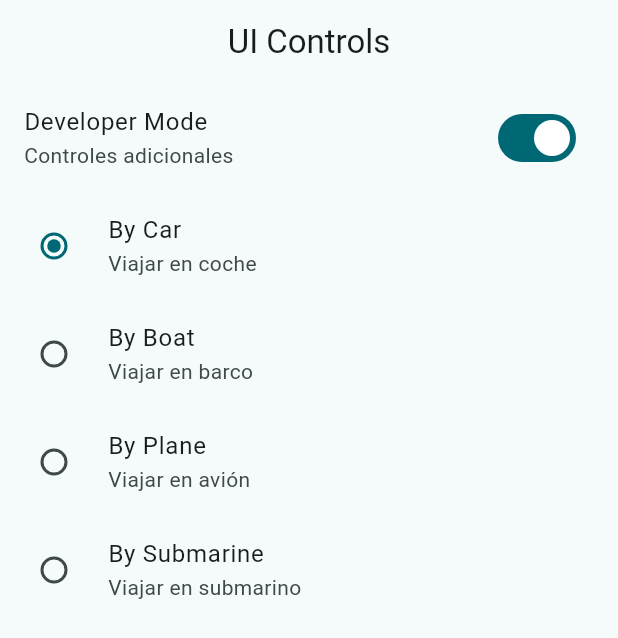
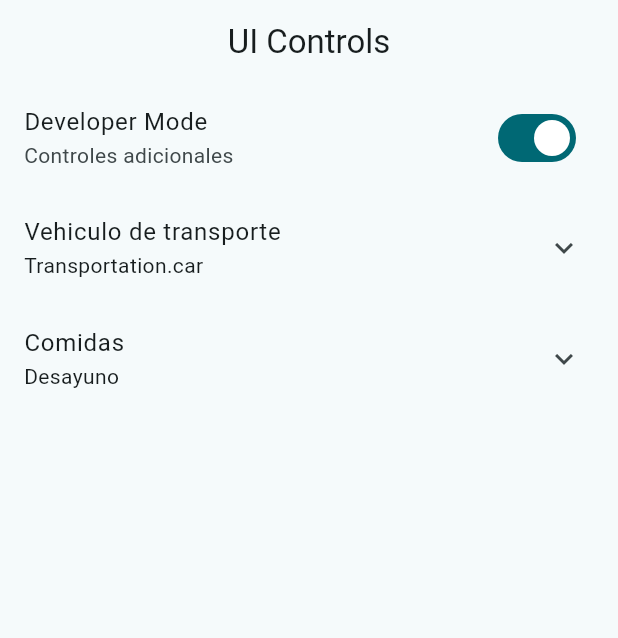
Before and after one commit to AJMG-95/widgets_app, a Flutter app: the UiControlsScreens screen opened by its route, on a phone screen of 412 x 824 dp. Shown: the top 638 px of the screen. Run offline on Flutter 3.47's test engine with Material 3 defaults, Android fonts, the phone set to English and light mode, and no system bars; our stand-ins replace go_router.

Commit message:
feat(ui_controls): ExpansionTile && CheckboxListTile

```diff
--- a/lib/presentation/screens/ui_controls/ui_controls_screens.dart
+++ b/lib/presentation/screens/ui_controls/ui_controls_screens.dart
@@ -28,6 +28,10 @@ enum Transportation { car, plane, boat, submarine }
 class _UiControlsViewState extends State<_UiControlsView> {
   bool isDeveloper = true;
   Transportation selectedTransportation = Transportation.car;
+  bool wantsBreakfast = true;
+  bool wantsLunch = false;
+  bool wantsDinner = false;
+
   @override
   Widget build(BuildContext context) {
     return ListView(
@@ -42,6 +46,11 @@ class _UiControlsViewState extends State<_UiControlsView> {
             onChanged: (value) => setState(() {
                   isDeveloper = !isDeveloper;
                 })),
+
+        ExpansionTile(
+          title: const Text('Vehiculo de transporte'),
+          subtitle: Text('$selectedTransportation'),
+          children: [
             RadioListTile(
                 title: const Text('By Car'),
                 subtitle: const Text('Viajar en coche'),
@@ -49,8 +58,7 @@ class _UiControlsViewState extends State<_UiControlsView> {
                 groupValue: selectedTransportation,
                 onChanged: (value) => setState(() {
                       selectedTransportation = Transportation.car;
-          })
-        ),
+                    })),
             RadioListTile(
                 title: const Text('By Boat'),
                 subtitle: const Text('Viajar en barco'),
@@ -58,8 +66,7 @@ class _UiControlsViewState extends State<_UiControlsView> {
                 groupValue: selectedTransportation,
                 onChanged: (value) => setState(() {
                       selectedTransportation = Transportation.boat;
-          })
-        ),
+                    })),
             RadioListTile(
                 title: const Text('By Plane'),
                 subtitle: const Text('Viajar en avión'),
@@ -67,8 +74,7 @@ class _UiControlsViewState extends State<_UiControlsView> {
                 groupValue: selectedTransportation,
                 onChanged: (value) => setState(() {
                       selectedTransportation = Transportation.plane;
-          })
-        ),
+                    })),
             RadioListTile(
                 title: const Text('By Submarine'),
                 subtitle: const Text('Viajar en submarino'),
@@ -76,7 +82,37 @@ class _UiControlsViewState extends State<_UiControlsView> {
                 groupValue: selectedTransportation,
                 onChanged: (value) => setState(() {
                       selectedTransportation = Transportation.submarine;
-          })
+                    }))
+          ],
+        ),
+
+        ExpansionTile(
+          title: const Text('Comidas'),
+          subtitle: Text('${wantsBreakfast ? "Desayuno" : ""}'
+              '${wantsBreakfast && (wantsLunch || wantsDinner) ? " | " : ""}'
+              '${wantsLunch ? "Almuerzo" : ""}'
+              '${wantsLunch && wantsDinner ? " | " : ""}'
+              '${wantsDinner ? "Cena" : ""}'),
+          children: [
+            CheckboxListTile(
+                title: const Text('¿Quiere desayuno?'),
+                value: wantsBreakfast,
+                onChanged: (value) => setState(() {
+                      wantsBreakfast = !wantsBreakfast;
+                    })),
+            CheckboxListTile(
+                title: const Text('¿Quiere almuerzo?'),
+                value: wantsLunch,
+                onChanged: (value) => setState(() {
+                      wantsLunch = !wantsLunch;
+                    })),
+            CheckboxListTile(
+                title: const Text('¿Quiere cena?'),
+                value: wantsDinner,
+                onChanged: (value) => setState(() {
+                      wantsDinner = !wantsDinner;
+                    }))
+          ],
         )
       ],
     );
```
Lines whose indentation alone changed are shown as unchanged.
